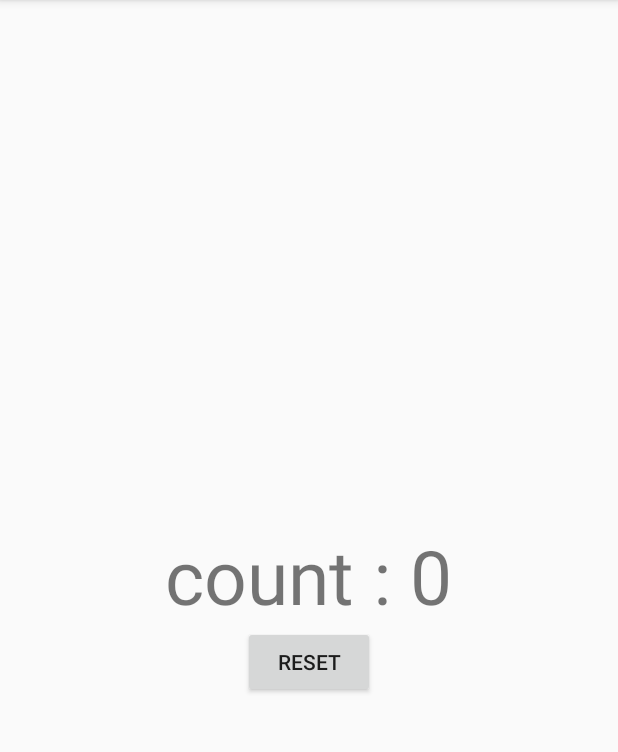
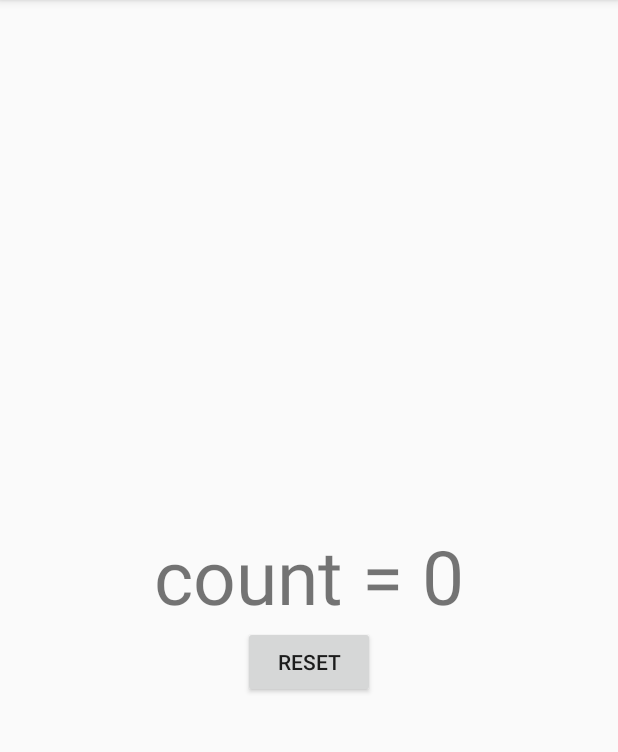
Before and after one commit to dotechan/UserPresentCounter, an Android app: the screen it shows after launch (MainActivity), on a phone screen of 412 x 824 dp, the part 84-836 px from its top. Run offline under Robolectric (Android 15) with nearby library versions, the phone set to English and light mode, and no system bars.

Commit message:
Fix text on application screen.

```diff
--- a/app/src/main/java/com/example/user/present/counter/MainActivity.java
+++ b/app/src/main/java/com/example/user/present/counter/MainActivity.java
@@ -56,7 +56,7 @@ public class MainActivity extends AppCompatActivity {
                         getResources().getInteger(R.integer.initial_unlock_count));
 
         TextView countTextView = findViewById(R.id.user_present_count);
-        countTextView.setText("count : " + originalUnlockCount);
+        countTextView.setText("count = " + originalUnlockCount);
     }
 
     @Override
```
